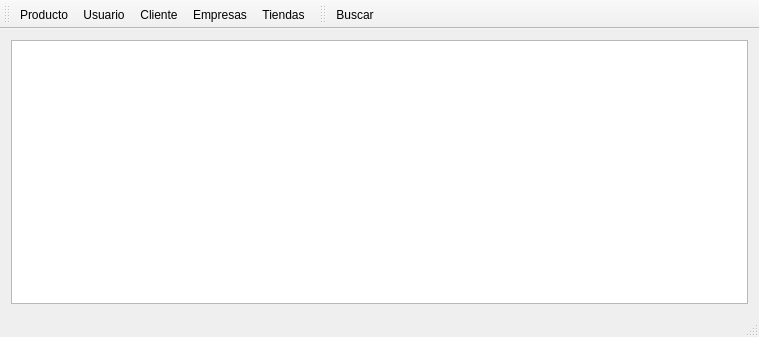
First picture: the form in mainwindow.ui, repository benArambide/ProyFinal-IS2, before the edit.
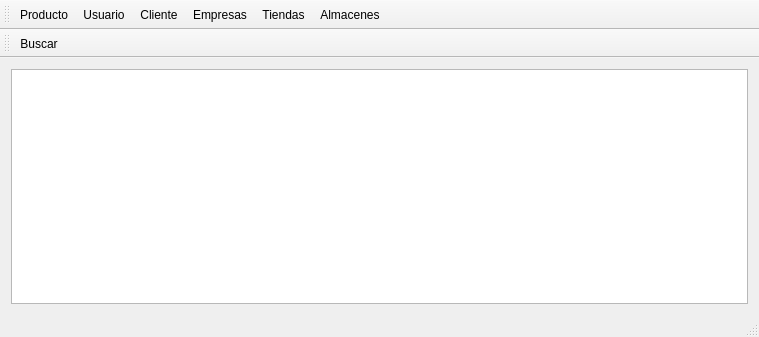
Second picture: the form after the edit. Icons and pictures are not drawn.

Patch:
```diff
--- a/mainwindow.ui
+++ b/mainwindow.ui
@@ -57,6 +57,7 @@
    <addaction name="actionCliente"/>
    <addaction name="actionEmpresas"/>
    <addaction name="actionTiendas"/>
+   <addaction name="actionAlmacen"/>
   </widget>
   <widget class="QStatusBar" name="statusBar">
    <property name="cursor">
@@ -77,7 +78,7 @@
     <enum>TopToolBarArea</enum>
    </attribute>
    <attribute name="toolBarBreak">
-    <bool>false</bool>
+    <bool>true</bool>
    </attribute>
    <addaction name="actionBuscar"/>
   </widget>
@@ -189,6 +190,15 @@
     <string>Ctrl+V</string>
    </property>
   </action>
+  <action name="actionAlmacen">
+   <property name="icon">
+    <iconset resource="Icons/Icons.qrc">
+     <normaloff>:/Icons/file-roller.png</normaloff>:/Icons/file-roller.png</iconset>
+   </property>
+   <property name="text">
+    <string>Almacenes</string>
+   </property>
+  </action>
  </widget>
  <layoutdefault spacing="6" margin="11"/>
  <resources>
```
